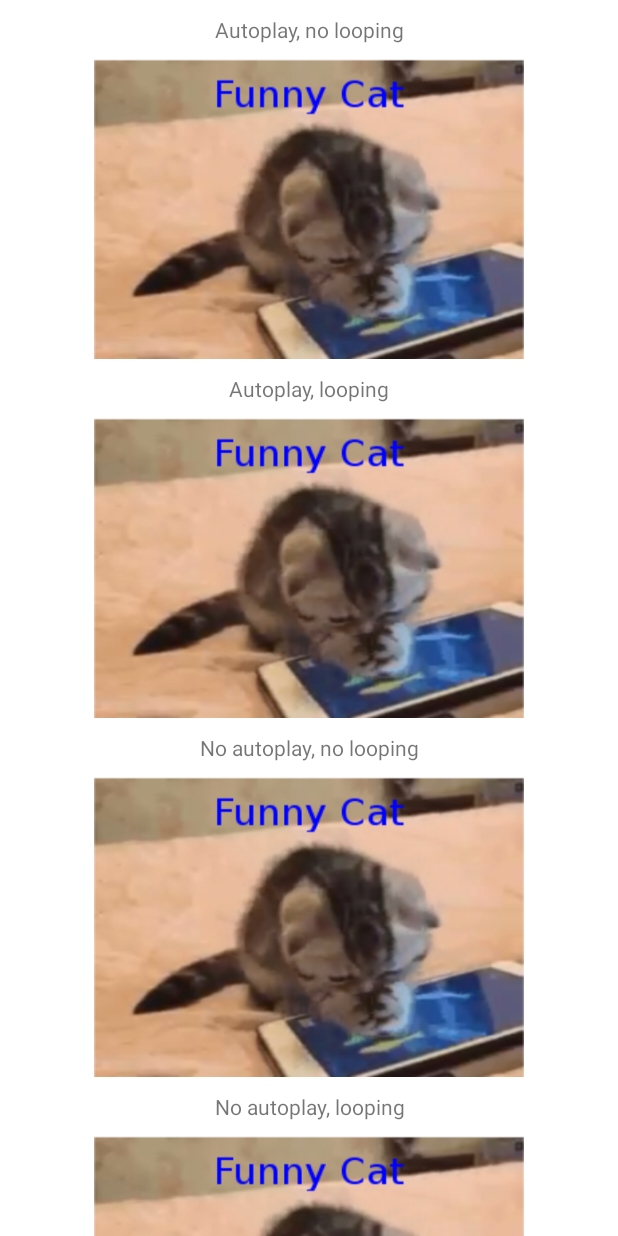
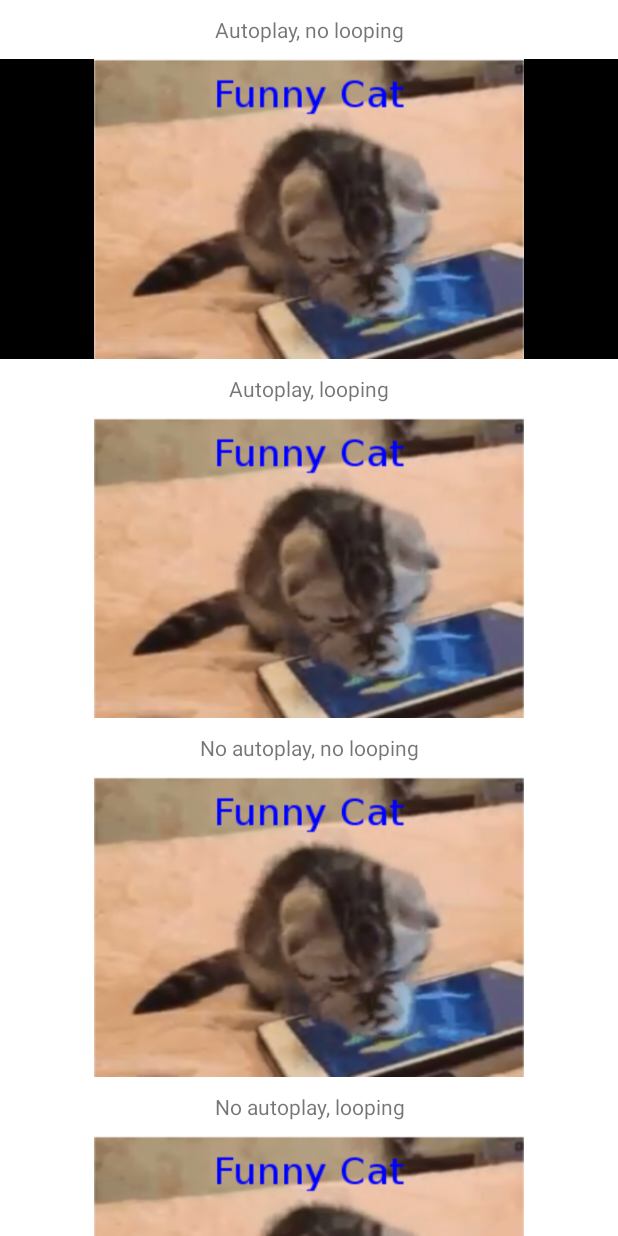
Before and after one commit to MarcinMoskala/VideoPlayView, an Android app: the screen it shows after launch (SimpleActivity), on a phone screen of 412 x 824 dp. Run offline under Robolectric (Android 15) with nearby library versions, the phone set to English and light mode, and no system bars; our stand-ins replace Picasso; pictures from the network do not load.

Commit message:
Add stopOnClick, fix background color, center video

```diff
--- a/app/src/main/res/layout/activity_sample.xml
+++ b/app/src/main/res/layout/activity_sample.xml
@@ -22,7 +22,9 @@
         <com.marcinmoskala.videoplayview.VideoPlayView
             android:layout_width="match_parent"
             android:layout_height="200dp"
+            android:background="#000"
             app:autoplay="true"
+            app:stopOnClick="true"
             app:image="@drawable/cat"
             app:videoUrl="https://github.com/MarcinMoskala/VideoPlayView/raw/master/videos/cat1.mp4" />
 
@@ -36,6 +38,7 @@
 
         <com.marcinmoskala.videoplayview.VideoPlayView
             android:layout_width="match_parent"
+            android:background="@android:color/white"
             android:layout_height="200dp"
             app:autoplay="true"
             app:image="@drawable/cat"
--- a/lib/src/main/java/com/marcinmoskala/videoplayview/VideoPlayView.kt
+++ b/lib/src/main/java/com/marcinmoskala/videoplayview/VideoPlayView.kt
@@ -1,17 +1,16 @@
 package com.marcinmoskala.videoplayview
 
 import android.content.Context
+import android.os.Build
 import android.util.AttributeSet
-import android.view.KeyEvent.ACTION_DOWN
-import android.view.KeyEvent.ACTION_UP
-import android.view.MotionEvent
 import android.view.View
 import android.widget.FrameLayout
 import android.widget.ImageView
+import android.widget.LinearLayout
 import android.widget.VideoView
 import com.marcinmoskala.videoplayview.VideoPlayView.State.*
-import java.lang.Math.abs
 import kotlin.properties.Delegates.observable
+
 
 class VideoPlayView @JvmOverloads constructor(
         context: Context,
@@ -30,11 +29,12 @@ class VideoPlayView @JvmOverloads constructor(
 
     var state: State by observable(Initial as State) { _, prevState, state ->
         loadingView.visibility = if (state is Loading) View.VISIBLE else View.GONE
-        playView.visibility = if (state is Ready) View.VISIBLE else View.GONE
+        playView.visibility = if (state is Ready || state is Paused) View.VISIBLE else View.GONE
         imageView.visibility = if (state is Playing) View.GONE else View.VISIBLE
-        when {
-            state is Playing -> videoView.start()
-            state is Paused -> videoView.pause()
+        when (state) {
+            is Playing -> videoView.start()
+            is Paused -> videoView.pause()
+            is Ready -> videoView.seekTo(0)
         }
     }
 
@@ -53,9 +53,10 @@ class VideoPlayView @JvmOverloads constructor(
 
     var looping: Boolean = false
     var autoplay: Boolean = false
+    var stopOnClick: Boolean = false
 
-    var onVideoReadyListener: (()->Unit)? = null
-    var onVideoFinishedListener: (()->Unit)? = null
+    var onVideoReadyListener: (() -> Unit)? = null
+    var onVideoFinishedListener: (() -> Unit)? = null
 
     private val view by lazy { View.inflate(context, R.layout.view_video_play, null) }
     private val videoView: VideoView by view.bindView(R.id.videoView)
@@ -68,18 +69,25 @@ class VideoPlayView @JvmOverloads constructor(
         try {
             looping = attrSet.getBoolean(R.styleable.VideoPlayView_loop, false)
             autoplay = attrSet.getBoolean(R.styleable.VideoPlayView_autoplay, false)
+            stopOnClick = attrSet.getBoolean(R.styleable.VideoPlayView_stopOnClick, false)
             attrSet.getDrawable(R.styleable.VideoPlayView_playButton)?.let(playView::setImageDrawable)
             attrSet.getDrawable(R.styleable.VideoPlayView_loadingButton)?.let(loadingView::setImageDrawable)
             attrSet.getDrawable(R.styleable.VideoPlayView_image)?.let(imageView::setImageDrawable)
             attrSet.getText(R.styleable.VideoPlayView_videoUrl)?.toString()?.let { videoUrl = it }
+            if(Build.VERSION.SDK_INT > Build.VERSION_CODES.JELLY_BEAN) {
+                imageView.background = background
+            } else {
+                imageView.setBackgroundColor(getBackgroundColor())
+            }
         } finally {
             attrSet.recycle()
         }
         addView(view)
         videoView.touchBasedOnClick {
-            when (state) {
-                is Playing -> state = Paused
-                is Paused -> state = Playing
+            when {
+                state is Playing && !stopOnClick -> state = Paused
+                state is Playing && stopOnClick -> state = Ready
+                state is Paused -> state = Playing
             }
         }
         imageView.setOnClickListener {
@@ -94,25 +102,4 @@ class VideoPlayView @JvmOverloads constructor(
         }
         state = state
     }
-
-    private fun <T : View> View.bindView(viewId: Int) = lazy { findViewById<T>(viewId) }
-
-    private fun View.touchBasedOnClick(onClick: () -> Unit) {
-        var actionDownTouch: MotionEvent? = null
-        setOnTouchListener { v, e ->
-            when (e.action) {
-                ACTION_DOWN -> {
-                    actionDownTouch = e
-                }
-                ACTION_UP -> {
-                    actionDownTouch?.let { e2 ->
-                        if (abs(e.x - e2.x) + abs(e.y - e2.y) < 30) {
-                            onClick()
-                        }
-                    }
-                }
-            }
-            true
-        }
-    }
 }
--- a/lib/src/main/res/layout/view_video_play.xml
+++ b/lib/src/main/res/layout/view_video_play.xml
@@ -4,6 +4,8 @@
     android:layout_height="match_parent">
 
     <LinearLayout
+        android:id="@+id/videoContainer"
+        android:gravity="center"
         android:layout_width="match_parent"
         android:layout_height="match_parent">
 
@@ -16,7 +18,6 @@
     </LinearLayout>
 
     <ImageView
-        android:background="@android:color/white"
         android:id="@+id/imageView"
         android:layout_width="match_parent"
         android:layout_height="match_parent"
--- a/lib/src/main/res/values/attrs.xml
+++ b/lib/src/main/res/values/attrs.xml
@@ -6,6 +6,7 @@
         <attr name="loadingButton" format="reference" />
         <attr name="image" format="reference" />
         <attr name="loop" format="boolean" />
+        <attr name="stopOnClick" format="boolean" />
         <attr name="autoplay" format="boolean" />
     </declare-styleable>
 </resources>
```
Also changed, not shown: lib/src/main/java/com/marcinmoskala/videoplayview/Utils.kt (added, +51 -0 lines).
